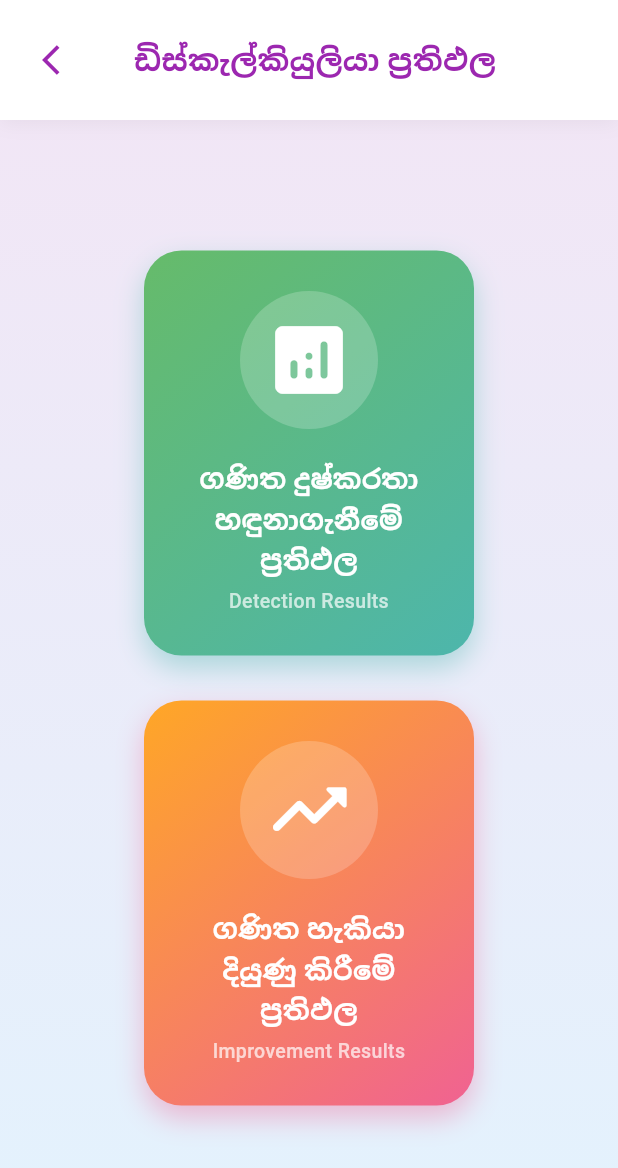
After one commit to anupamamaheepala/RP_Frontend, a Flutter app: the DyscalResultsPage screen opened directly, on a phone screen of 412 x 824 dp. The commit adds this screen. Shown: the top 1168 px of the screen. Run offline on Flutter 3.47's test engine with Material 3 defaults, Android fonts, the phone set to English and light mode, and no system bars; our stand-ins replace audioplayers, camera, flutter_tts, shared_preferences; missing offline and left inert: google_mlkit_digital_ink_recognition, google_mlkit_face_detection, record; accounts and stored records are empty.

Commit message:
update dyscal pages

```diff
--- /dev/null
+++ b/lib/pages/Dyscalculia/dyscal_results.dart
@@ -0,0 +1,151 @@
+import 'package:flutter/material.dart';
+import 'dyscal_detect_result.dart';
+import 'dyscal_improve_result.dart';
+
+class DyscalResultsPage extends StatelessWidget {
+  const DyscalResultsPage({super.key});
+
+  Widget _buildSquareButton({
+    required BuildContext context,
+    required String titleSi,
+    required String titleEn,
+    required IconData icon,
+    required List<Color> gradientColors,
+    required VoidCallback onTap,
+  }) {
+    return GestureDetector(
+      onTap: onTap,
+      child: Container(
+        width: 220,
+        height: 270,
+        padding: const EdgeInsets.all(20),
+        decoration: BoxDecoration(
+          gradient: LinearGradient(
+            colors: gradientColors,
+            begin: Alignment.topLeft,
+            end: Alignment.bottomRight,
+          ),
+          borderRadius: BorderRadius.circular(25),
+          boxShadow: [
+            BoxShadow(
+              color: gradientColors.last.withOpacity(0.4),
+              blurRadius: 15,
+              offset: const Offset(0, 8),
+            ),
+          ],
+        ),
+        child: Column(
+          mainAxisAlignment: MainAxisAlignment.center,
+          children: [
+            Container(
+              padding: const EdgeInsets.all(16),
+              decoration: BoxDecoration(
+                color: Colors.white.withOpacity(0.2),
+                shape: BoxShape.circle,
+              ),
+              child: Icon(icon, size: 60, color: Colors.white),
+            ),
+            const SizedBox(height: 20),
+            Text(
+              titleSi,
+              textAlign: TextAlign.center,
+              style: const TextStyle(
+                fontSize: 18,
+                fontWeight: FontWeight.bold,
+                color: Colors.white,
+              ),
+            ),
+            const SizedBox(height: 5),
+            Text(
+              titleEn,
+              textAlign: TextAlign.center,
+              style: const TextStyle(
+                fontSize: 13,
+                color: Colors.white70,
+                fontWeight: FontWeight.w500,
+              ),
+            ),
+          ],
+        ),
+      ),
+    );
+  }
+
+  @override
+  Widget build(BuildContext context) {
+    return Scaffold(
+      body: Container(
+        decoration: BoxDecoration(
+          gradient: LinearGradient(
+            begin: Alignment.topCenter,
+            end: Alignment.bottomCenter,
+            colors: [Colors.purple.shade50, Colors.blue.shade50],
+          ),
+        ),
+        child: SafeArea(
+          child: Column(
+            children: [
+              Container(
+                padding: const EdgeInsets.all(16),
+                decoration: BoxDecoration(
+                  color: Colors.white,
+                  boxShadow: [
+                    BoxShadow(color: Colors.black.withOpacity(0.05), blurRadius: 10, offset: const Offset(0, 2))
+                  ],
+                ),
+                child: Row(
+                  children: [
+                    IconButton(
+                      icon: const Icon(Icons.arrow_back_ios, color: Colors.purple),
+                      onPressed: () => Navigator.pop(context),
+                    ),
+                    const Expanded(
+                      child: Text(
+                        'ඩිස්කැල්කියුලියා ප්‍රතිඵල',
+                        textAlign: TextAlign.center,
+                        style: TextStyle(fontSize: 20, fontWeight: FontWeight.bold, color: Colors.purple),
+                      ),
+                    ),
+                    const SizedBox(width: 40),
+                  ],
+                ),
+              ),
+              Expanded(
+                child: Center(
+                  child: SingleChildScrollView(
+                    child: Column(
+                      mainAxisAlignment: MainAxisAlignment.center,
+                      children: [
+                        _buildSquareButton(
+                          context: context,
+                          titleSi: 'ගණිත දුෂ්කරතා හඳුනාගැනීමේ ප්‍රතිඵල',
+                          titleEn: 'Detection Results',
+                          icon: Icons.analytics_rounded,
+                          gradientColors: [Colors.green.shade400, Colors.teal.shade300],
+                          onTap: () {
+                            Navigator.push(context, MaterialPageRoute(builder: (context) => const DyscalDetectResultPage()));
+                          },
+                        ),
+                        const SizedBox(height: 30),
+                        _buildSquareButton(
+                          context: context,
+                          titleSi: 'ගණිත හැකියා දියුණු කිරීමේ ප්‍රතිඵල',
+                          titleEn: 'Improvement Results',
+                          icon: Icons.trending_up_rounded,
+                          gradientColors: [Colors.orange.shade400, Colors.pink.shade300],
+                          onTap: () {
+                            Navigator.push(context, MaterialPageRoute(builder: (context) => const DyscalImproveResultPage()));
+                          },
+                        ),
+                      ],
+                    ),
+                  ),
+                ),
+              ),
+            ],
+          ),
+        ),
+      ),
+    );
+  }
+}
```
Also changed, not shown: lib/pages/Dyscalculia/dyscal_detect_result.dart (added, +62 -0 lines), lib/pages/Dyscalculia/dyscal_improve_result.dart (added, +62 -0 lines), lib/pages/all_results.dart (+7 -2 lines), pubspec.lock, 1 other file.
